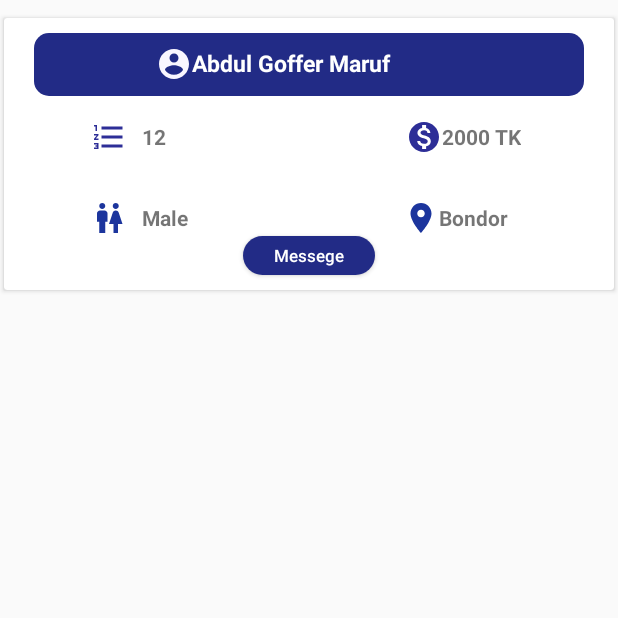
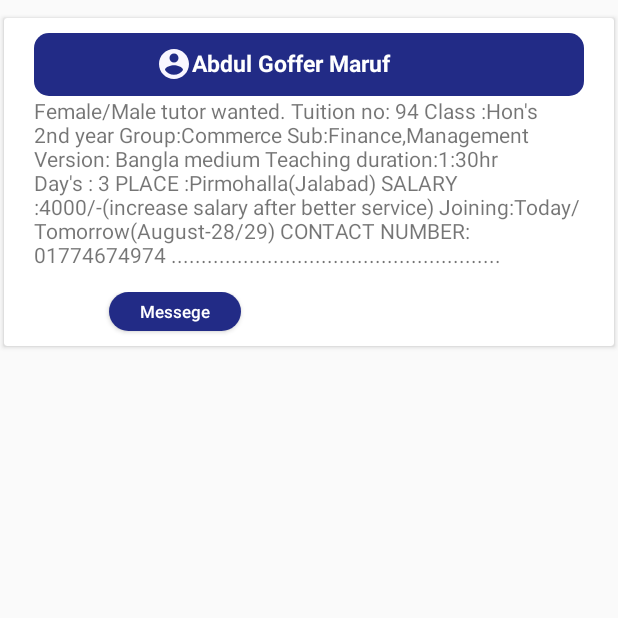
Before and after one commit to Amxadhussain97/Android, an Android app: the post_view screen opened directly, with no data from a screen before it, on a phone screen of 412 x 824 dp, the top half of it. Run offline under Robolectric (Android 15) with nearby library versions, the phone set to English and light mode, and no system bars.

Commit message:
update 9-17-19 post view updated

```diff
--- a/app/src/main/res/layout/activity_post_view.xml
+++ b/app/src/main/res/layout/activity_post_view.xml
@@ -42,43 +42,32 @@
                     android:textSize="15sp"
                     android:textStyle="bold" />
 
+
             </LinearLayout>
+            <TextView
+                android:id="@+id/postid"
+                android:layout_width="match_parent"
+                android:layout_height="wrap_content"
+                android:layout_marginLeft="20dp"
+                android:layout_marginRight="20dp"
 
-            <LinearLayout
-                android:layout_width="match_parent"
-                android:layout_height="54dp"
-                android:orientation="horizontal"
-                android:paddingLeft="40dp"
-                android:paddingTop="15dp">
+                android:text="Female/Male tutor wanted.
+Tuition no: 94
+Class :Hon's 2nd year
+Group:Commerce
+Sub:Finance,Management
+Version: Bangla medium
+Teaching duration:1:30hr
+Day's : 3
+PLACE :Pirmohalla(Jalabad)
+SALARY :4000/-(increase salary after better service)
+Joining:Today/Tomorrow(August-28/29)
+CONTACT NUMBER: 01774674974
+.......................................................">
 
-                <ImageView
-                    android:layout_marginLeft="18dp"
-                    android:layout_width="wrap_content"
-                    android:layout_height="wrap_content"
-                    android:src="@drawable/student_class_icon_24dp" />
 
-                <TextView
-                    android:id="@+id/card_class"
-                    android:layout_width="wrap_content"
-                    android:layout_height="wrap_content"
-                    android:layout_marginLeft="10dp"
-                    android:paddingTop="2dp"
-                    android:text="12"
-                    android:textStyle="bold" />
+            </TextView>
 
-                <ImageView
-                    android:layout_marginLeft="160dp"
-                    android:layout_width="wrap_content"
-                    android:layout_height="wrap_content"
-                    android:src="@drawable/dollar_sign_24dp" />
-                <TextView
-                    android:id="@+id/card_salary"
-                    android:layout_width="wrap_content"
-                    android:layout_height="wrap_content"
-                    android:text="2000 TK"
-                    android:layout_marginRight="10dp"
-                    android:textStyle="bold"/>
-            </LinearLayout>
             <LinearLayout
                 android:layout_width="match_parent"
                 android:layout_height="wrap_content"
@@ -86,39 +75,10 @@
                 android:paddingLeft="40dp"
                 android:paddingTop="15dp">
 
-                <ImageView
-                    android:layout_marginLeft="18dp"
-                    android:layout_width="wrap_content"
-                    android:layout_height="wrap_content"
-                    android:src="@drawable/teacher_gender_24dp"  />
-
-                <TextView
-                    android:id="@+id/card_gender"
-                    android:layout_width="wrap_content"
-                    android:layout_height="wrap_content"
-                    android:layout_marginLeft="10dp"
-                    android:paddingTop="2dp"
-                    android:text="Male"
-                    android:textStyle="bold" />
-
-                <ImageView
-
-                    android:layout_marginLeft="143dp"
-                    android:layout_width="wrap_content"
-                    android:layout_height="wrap_content"
-                    android:src="@drawable/teacher_account_location_24dp" />
-                <TextView
-                    android:id="@+id/card_location"
-                    android:layout_width="wrap_content"
-                    android:layout_height="wrap_content"
-                    android:text="Bondor"
-                    android:layout_marginRight="10dp"
-                    android:textStyle="bold"/>
-            </LinearLayout>
-
                 <Button
                     android:id="@+id/msgbtn"
                     android:gravity="center"
+                    android:layout_marginLeft="30dp"
                     android:layout_gravity="center_horizontal"
                     android:layout_marginBottom="10dp"
                     android:layout_width="wrap_content"
@@ -134,6 +94,12 @@
 
                     />
 
+
+
+            </LinearLayout>
+
+
+
         </LinearLayout>
     </androidx.cardview.widget.CardView>
 
--- a/app/src/main/res/values/strings.xml
+++ b/app/src/main/res/values/strings.xml
@@ -10,6 +10,7 @@
     <string name="register">Register</string>
     <string name="male">Male</string>
     <string name="female">Female</string>
+    <string name="samplepost">Female</string>
     <string name="institution">Institution</string>
     <string name="phone">Phone</string>
     <string name="confirmpassword">Confirm Password</string>
```
Also changed, not shown: app/src/main/java/com/example/hometutor/PostAdapter.java (+7 -8 lines), app/src/main/java/com/example/hometutor/Postmodel.java (+30 -18 lines), app/src/main/java/com/example/hometutor/create_post_view.java (+6 -7 lines), app/src/main/res/layout/activity_create_post_view.xml (+8 -72 lines), app/src/main/res/layout/activity_student__dashboard.xml (+2 -9 lines), app/src/main/res/layout/activity_teacher_dashboard.xml (+2 -9 lines), app/src/main/res/drawable/dashbgicon.jpg (added). Lines whose indentation alone changed are shown as unchanged.
